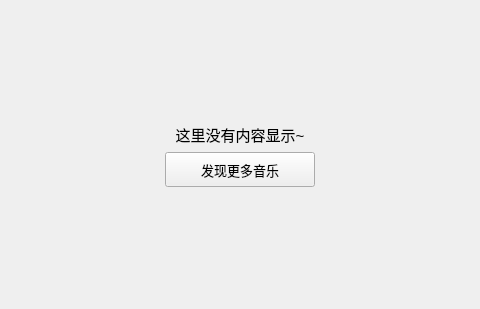
First picture: the form in KuGouStart/MyCollection/SingerWidget/SingerWidget.ui, repository a-mo-xi-wei/Qt-KuGouAppClient, before the edit; both pictures show x 164 to 644 and y 0 to 309 of the 807 by 309 pixel window.
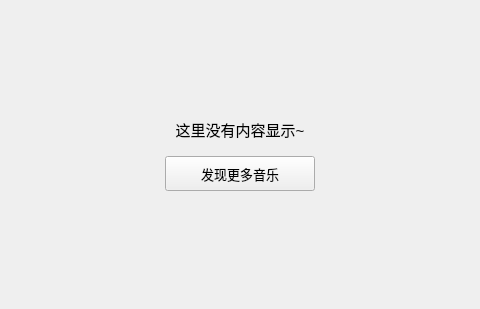
Second picture: the form after the edit.

```diff
--- a/KuGouStart/MyCollection/SingerWidget/SingerWidget.ui
+++ b/KuGouStart/MyCollection/SingerWidget/SingerWidget.ui
@@ -32,6 +32,9 @@
       </item>
       <item>
        <layout class="QGridLayout" name="gridLayout">
+        <property name="verticalSpacing">
+         <number>15</number>
+        </property>
         <item row="0" column="0">
          <spacer name="horizontalSpacer_8">
           <property name="orientation">
@@ -59,7 +62,7 @@
            <bool>false</bool>
           </property>
           <property name="alignment">
-           <set>Qt::AlignCenter</set>
+           <set>Qt::AlignBottom|Qt::AlignHCenter</set>
           </property>
          </widget>
         </item>
```
